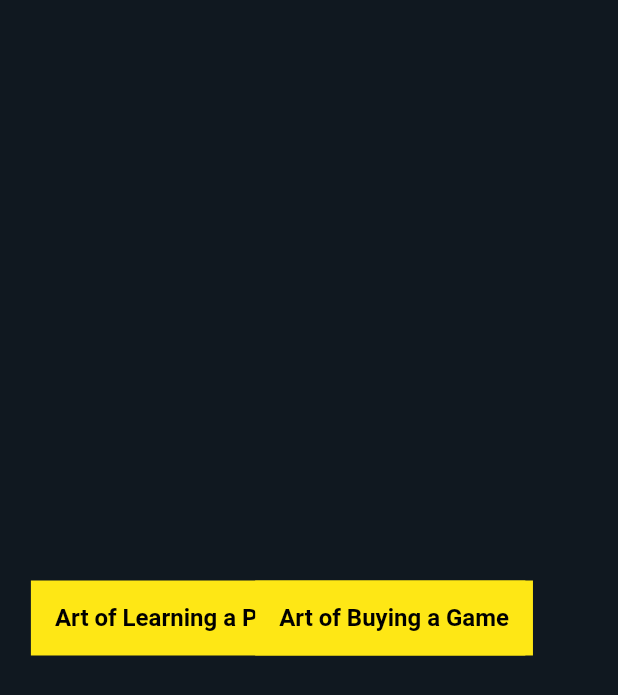
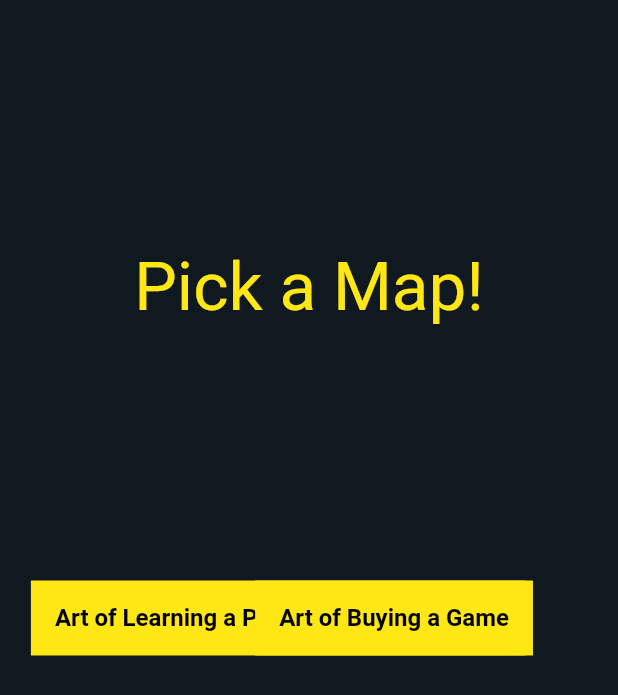
Before and after one commit to callumf222/Decision-Game, a Flutter app: the screen it shows after launch, on a phone screen of 412 x 824 dp. Shown: the top 695 px of the screen. Run offline on Flutter 3.47's test engine with Material 2 defaults, Android fonts, the phone set to English and light mode, and no system bars; drawn by our look-alikes of animated_background; our stand-ins replace hive, hive_flutter; accounts and stored records are empty.

Commit message:
Completed Development

```diff
--- a/lib/main.dart
+++ b/lib/main.dart
@@ -59,7 +59,7 @@ class HomeScreen extends State<MyFlutterApp> with TickerProviderStateMixin {
   late int ID;
   late int noID;
   late int yesID;
-  String description = "";
+  String description = "Pick a Map!";
 
   bool buttonPressed = false;
 
```
